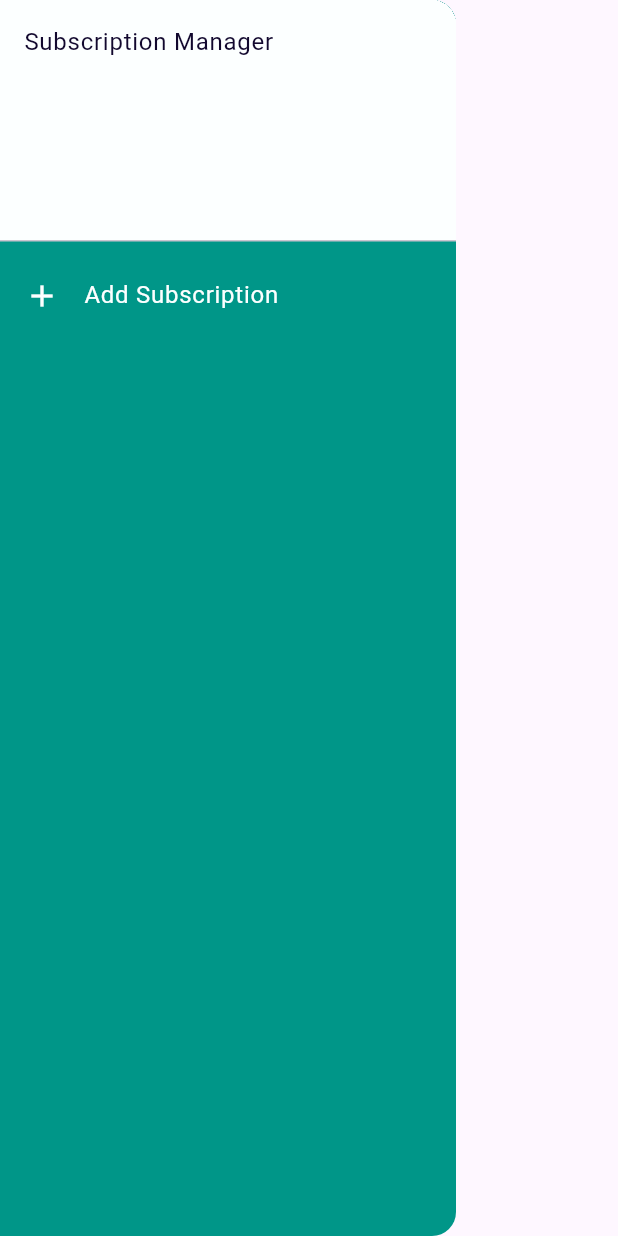
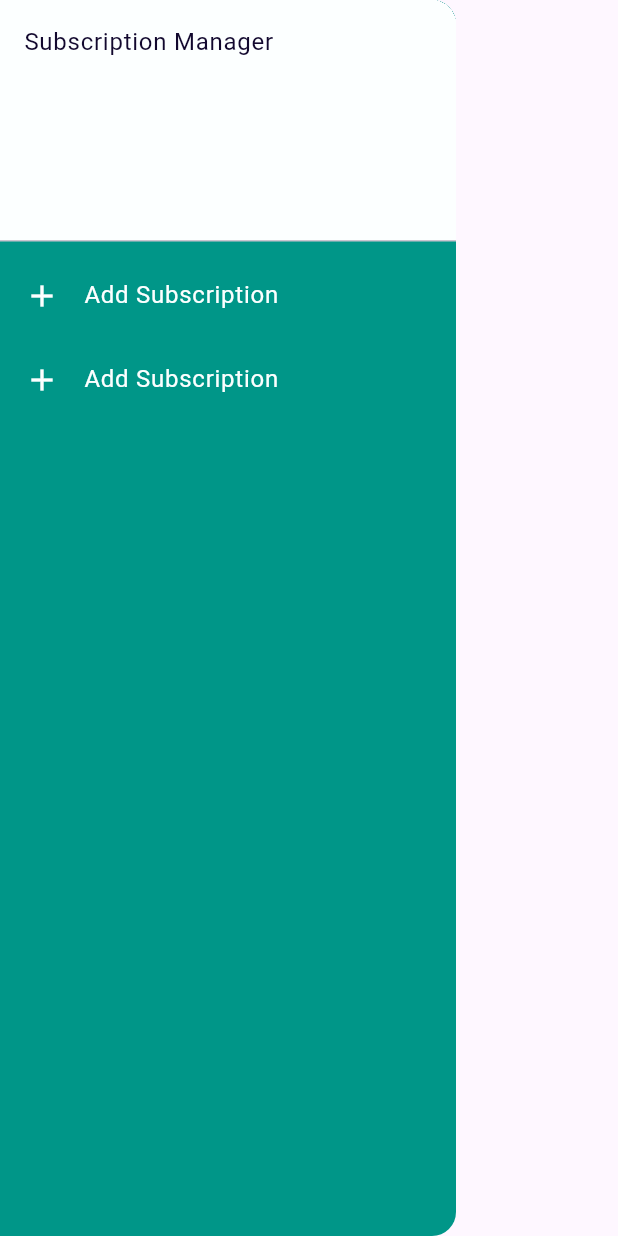
Before and after one commit to Alqdees/Subscription-Manager, a Flutter app: the NavDrawer widget shown alone on an empty page, opened directly, on a phone screen of 412 x 824 dp. Run offline on Flutter 3.47's test engine with Material 3 defaults, Android fonts, the phone set to English and light mode, and no system bars; our stand-ins replace flutter_local_notifications, get, permission_handler, sqflite, sqflite_common_ffi; missing offline and left inert: dart:ffi; accounts and stored records are empty.

```diff
--- a/lib/View/NavDrawar/NavDrawar.dart
+++ b/lib/View/NavDrawar/NavDrawar.dart
@@ -1,5 +1,6 @@
 import 'package:flutter/material.dart';
 import 'package:get/get.dart';
+import 'package:subscription_manager/Model/notification/NotificationApp.dart';
 import 'package:subscription_manager/View/Colors/Colors.dart';
 
 import '../../generated/l10n.dart';
@@ -50,6 +51,19 @@ class NavDrawer extends StatelessWidget {
               Get.to(AddItem());
             },
           ),
+          ListTile(
+            title: Text(S.of(context).add,
+                style: TextStyle(
+                  color: ColorUsed.cardColor,
+                )),
+            leading: Icon(
+              Icons.add,
+              color: ColorUsed.cardColor,
+            ),
+            onTap: () {
+              NotificationApp.showNotification();
+            },
+          ),
         ],
       ),
     );
```
Also changed, not shown: lib/Model/notification/NotificationApp.dart (+36 -1 lines), lib/main.dart (+9 -10 lines), 2 other files.
